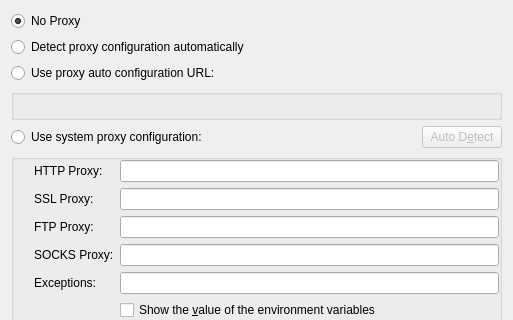
Old version of the form konqueror/settings/kio/kproxydlg.ui in the repository KDE/konqueror; both pictures show x 0 to 513 and y 0 to 320 of the 513 by 607 pixel window.
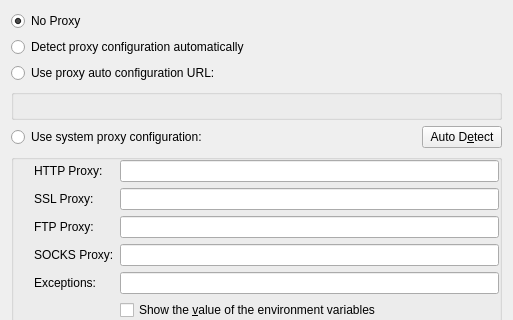
New version of the form. Custom widgets are drawn as their Qt base class.

Commit message:
Make sure the "Auto Detect" button is enabled when the "Use system proxy configuration" is selected.
Make sure users can simply click the Apply button after selecting the same
option under windows.

What changed in the file:
```diff
--- a/konqueror/settings/kio/kproxydlg.ui
+++ b/konqueror/settings/kio/kproxydlg.ui
@@ -123,9 +123,6 @@
    </item>
    <item row="4" column="3">
     <widget class="QPushButton" name="autoDetectButton">
-     <property name="enabled">
-      <bool>false</bool>
-     </property>
      <property name="whatsThis">
       <string>&lt;qt&gt;Attempt automatic discovery of the environment variables used for setting system wide proxy information.&lt;p&gt; This feature works by searching for commonly used variable names such as HTTP_PROXY, FTP_PROXY and NO_PROXY.&lt;/qt&gt;</string>
      </property>
```
The commit also changes 1 other file.
